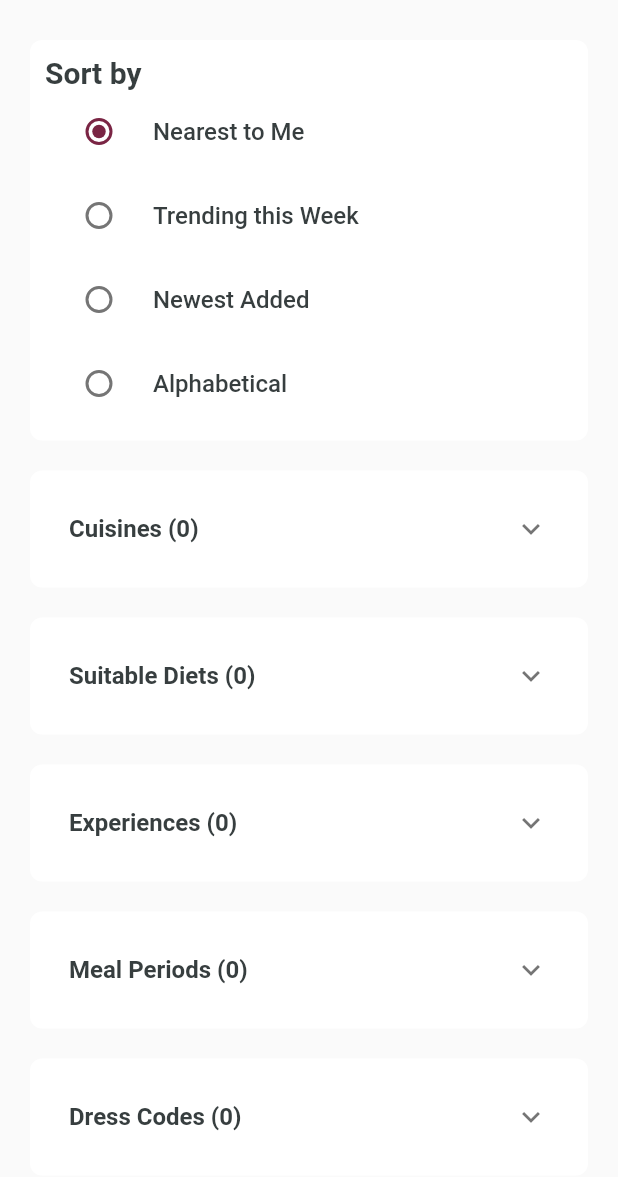
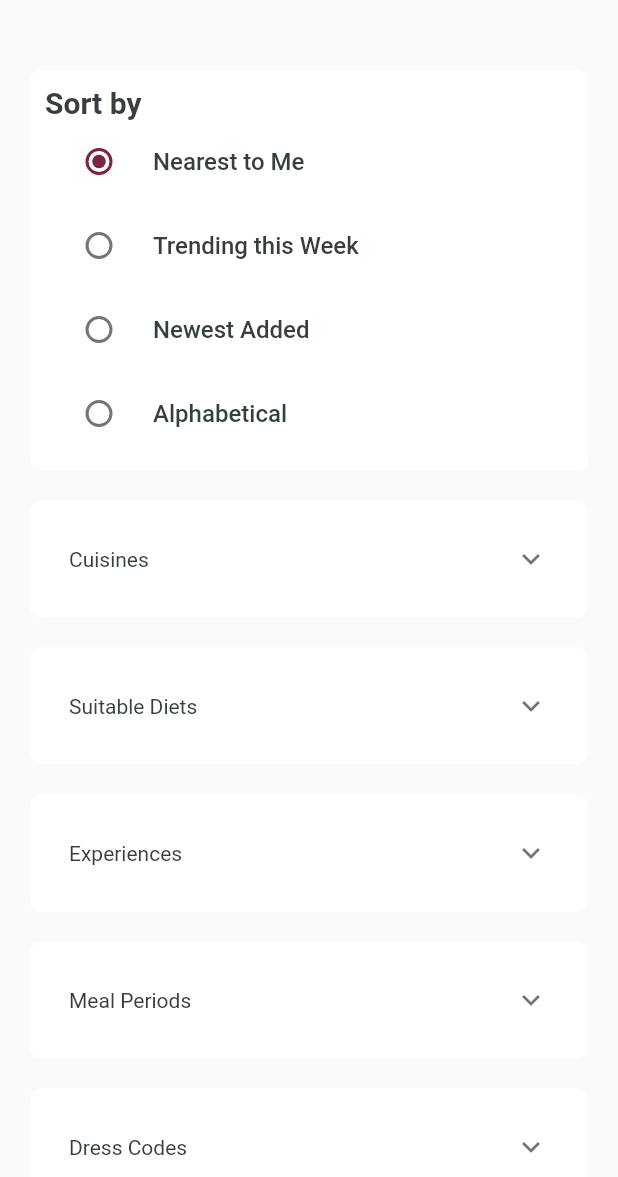
Before and after one commit to MaheshManoharan/FilterOptionsDemo, a Flutter app: the screen it shows after launch, on a phone screen of 412 x 824 dp, the part 59-1236 px from its top. Run offline on Flutter 3.47's test engine with Material 2 defaults, Android fonts, the phone set to English and light mode, and no system bars; our stand-ins replace equatable, get_it.

Commit message:
some changes added

```diff
--- a/lib/screens/filter-screen/filter_screen.dart
+++ b/lib/screens/filter-screen/filter_screen.dart
@@ -5,6 +5,7 @@ import 'package:filter_options_demo/utils/dimensions.dart';
 import 'package:flutter/material.dart';
 import 'package:provider/provider.dart';
 import 'widgets/app_bar_widget.dart';
+import 'widgets/filter_item_heading.dart';
 
 class FilterScreen extends StatefulWidget {
   const FilterScreen({super.key});
@@ -32,6 +33,31 @@ class _FilterScreenState extends State<FilterScreen> {
       body: SingleChildScrollView(
         child: Column(
           children: [
+            Padding(
+              padding: EdgeInsets.symmetric(
+                          horizontal: 5,
+                          vertical: Dimensions.PADDING_SIZE_SMALL),
+              child: Wrap(
+                children: selectedTaxonomyList
+                    .map((e) => Padding(
+                      padding: const EdgeInsets.only(right: 2.0),
+                      child: FilterChip(
+                          showCheckmark: false,
+                          backgroundColor: ColorResources.TOP_BUTTON_COLOR,
+                          shape: RoundedRectangleBorder(
+                            borderRadius: BorderRadius.circular(5.0),
+                          ),
+                          avatar: Center(child: Icon(Icons.close)),
+                          label: Text(e.name!),
+                          onSelected: (value) {
+                            setState(() {
+                              selectedTaxonomyList.remove(e);
+                            });
+                          }),
+                    ))
+                    .toList(),
+              ),
+            ),
             _sortSection(),
             Consumer<FilterProvider>(builder: (context, filterProvider, child) {
               return ListView.builder(
@@ -51,16 +77,11 @@ class _FilterScreenState extends State<FilterScreen> {
                         borderRadius: BorderRadius.circular(8.0),
                       ),
                       child: Theme(
-                        data: ThemeData()
-                            .copyWith(dividerColor: Colors.transparent),
+                        data: ThemeData().copyWith(
+                          dividerColor: Colors.transparent,
+                        ),
                         child: ExpansionTile(
-                          title: Text(
-                            "${filterItem.name} (${filterItem.selectedItemCount})",
-                            style: const TextStyle(
-                              color: ColorResources.TEXT_COLOR,
-                              fontWeight: FontWeight.bold,
-                            ),
-                          ),
+                          title: FilterItemHeading(filterItem: filterItem),
                           children: [
                             ListView.builder(
                               shrinkWrap: true,
@@ -71,7 +92,8 @@ class _FilterScreenState extends State<FilterScreen> {
                                     filterItem.taxonomies[index];
                                 return RadioListTile(
                                   toggleable: true,
-                                  activeColor: ColorResources.RADIO_BUTTON_COLOR,
+                                  activeColor:
+                                      ColorResources.RADIO_BUTTON_COLOR,
                                   title: Text(taxonomyItem.name!),
                                   value: taxonomyItem,
                                   groupValue: selectedTaxonomyList
@@ -79,18 +101,21 @@ class _FilterScreenState extends State<FilterScreen> {
                                       ? taxonomyItem
                                       : null,
                                   onChanged: (value) {
-                                   print("value:$value");
+                                    print("value:$value");
                                     setState(() {
                                       if (selectedTaxonomyList
-                                          .contains(value) || value == null)
-                                          {
-                                        selectedTaxonomyList.remove(taxonomyItem);
-                                        filterItem.selectedItemCount = filterItem.selectedItemCount! - 1;
+                                              .contains(value) ||
+                                          value == null) {
+                                        selectedTaxonomyList
+                                            .remove(taxonomyItem);
+                                        filterItem.selectedItemCount =
+                                            filterItem.selectedItemCount! - 1;
                                       } else {
                                         selectedTaxonomyList.add(value);
-                                         filterItem.selectedItemCount = filterItem.selectedItemCount! + 1;
+                                        filterItem.selectedItemCount =
+                                            filterItem.selectedItemCount! + 1;
                                       }
-                                    print('selected: $selectedTaxonomyList');
+                                      print('selected: $selectedTaxonomyList');
                                     });
                                   },
                                 );
--- /dev/null
+++ b/lib/screens/filter-screen/widgets/filter_item_heading.dart
@@ -0,0 +1,31 @@
+import 'package:flutter/material.dart';
+
+import '../../../model/response/filter_model.dart';
+import '../../../utils/color_resources.dart';
+
+class FilterItemHeading extends StatelessWidget {
+  const FilterItemHeading({
+    Key? key,
+    required this.filterItem,
+  }) : super(key: key);
+
+  final Datum filterItem;
+
+  @override
+  Widget build(BuildContext context) {
+    return RichText(
+      text: TextSpan(
+          text: "${filterItem.name}",
+          style: TextStyle(color: ColorResources.TEXT_COLOR),
+          children: [
+            if (filterItem.selectedItemCount! > 0)
+              TextSpan(
+                  text: "   (${filterItem.selectedItemCount})",
+                  style: TextStyle(
+                    color: ColorResources.RADIO_BUTTON_COLOR,
+                    fontWeight: FontWeight.bold,
+                  ))
+          ]),
+    );
+  }
+}
```
